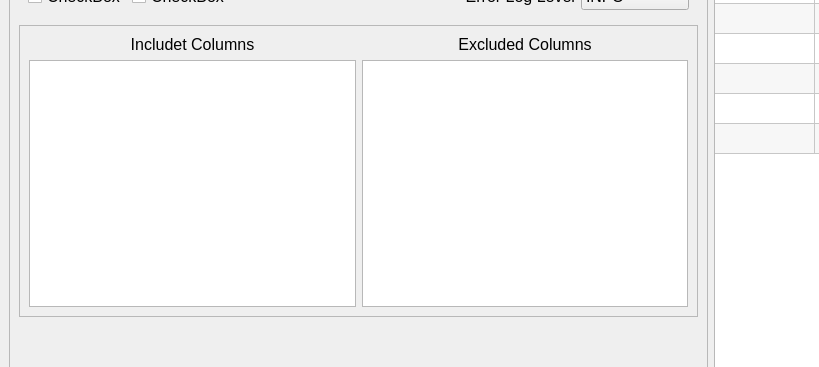
Above: LoggerPlotter.ui from salinsalins/LoggerPlotterPy before the change; both pictures show x 0 to 819 and y 116 to 483 of the 1073 by 767 pixel window. Below: the same form after it.
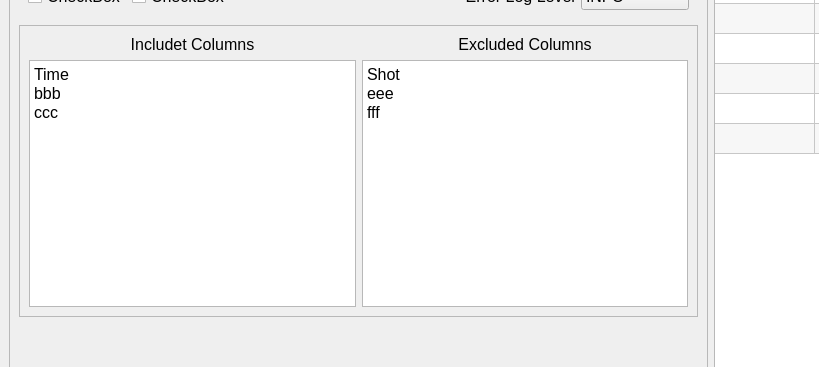
That is the form after the change. The open tabs and pages were chosen to show the change.

Patch:
```diff
--- a/LoggerPlotter.ui
+++ b/LoggerPlotter.ui
@@ -452,12 +452,6 @@
                     <enum>QFrame::Raised</enum>
                    </property>
                    <layout class="QGridLayout" name="gridLayout">
-                    <item row="1" column="1">
-                     <widget class="QListWidget" name="listWidget_2"/>
-                    </item>
-                    <item row="1" column="0">
-                     <widget class="QListWidget" name="listWidget"/>
-                    </item>
                     <item row="0" column="0">
                      <widget class="QLabel" name="label_3">
                       <property name="text">
@@ -478,6 +472,25 @@
                       </property>
                      </widget>
                     </item>
+                    <item row="1" column="0">
+                     <widget class="QPlainTextEdit" name="plainTextEdit_2">
+                      <property name="plainText">
+                       <string>Time
+bbb
+ccc
+</string>
+                      </property>
+                     </widget>
+                    </item>
+                    <item row="1" column="1">
+                     <widget class="QPlainTextEdit" name="plainTextEdit_3">
+                      <property name="plainText">
+                       <string>Shot
+eee
+fff</string>
+                      </property>
+                     </widget>
+                    </item>
                    </layout>
                   </widget>
                  </item>
```
Left out of the diff: 6 changed lines with no effect on the pictures.
